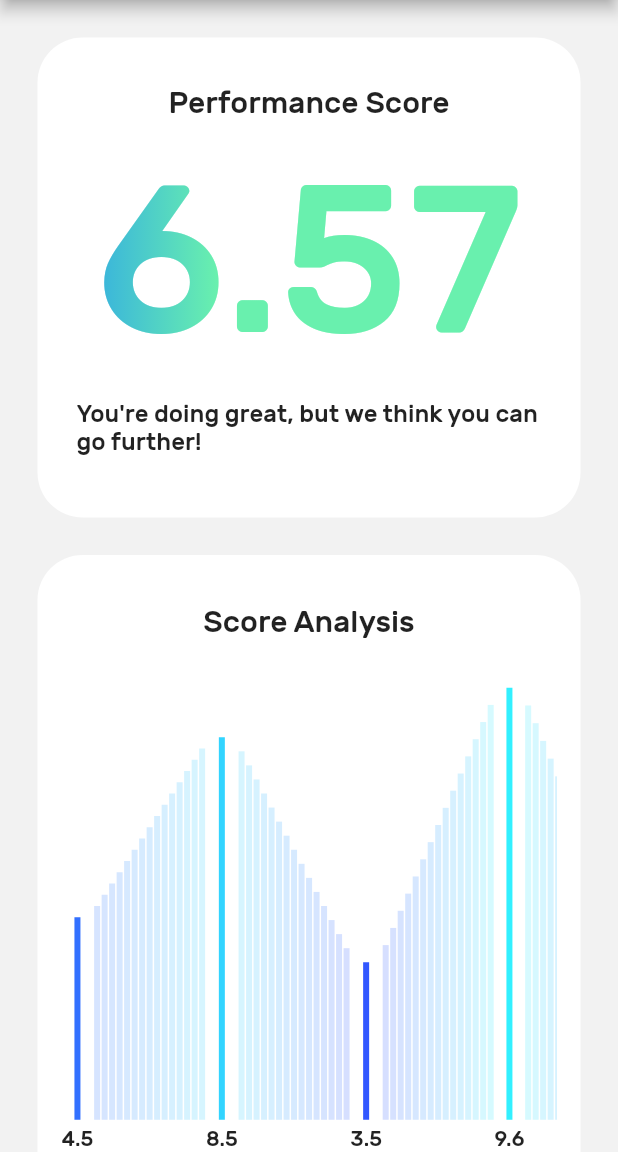
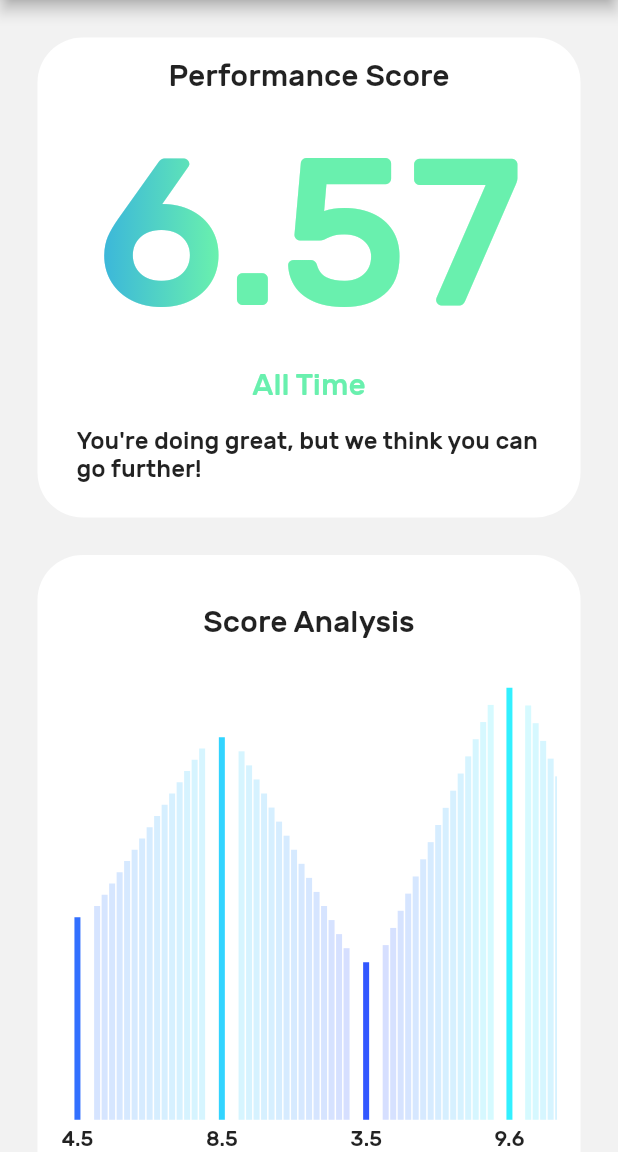
Before and after one commit to Photronium/Math-Solver-App, a Flutter app: the screen it shows after launch, in the side drawer, after a tap on "Dashboard", on a phone screen of 412 x 824 dp, the part 84-1236 px from its top. Run offline on Flutter 3.47's test engine with Material 2 defaults, Android fonts, the phone set to English and light mode, and no system bars; project files that could hold a hidden picture were left out.

Commit message:
1 major change, 2 minor changes
- Performance Score is now a stateful widget
- Performance Score now shows current time range
- Pressing Performance Score now changes time range

```diff
--- a/lib/screen/dashboard/dashboard.dart
+++ b/lib/screen/dashboard/dashboard.dart
@@ -3,22 +3,21 @@ import '../drawer.dart';
 
 const double padding = 25;
 
-class DataReader{
+class DataReader {
   String defaultt = "All Time";
   List<double> allTime = [];
   List<double> lastYear = [];
   List<double> lastMonth = [];
   List<double> lastWeek = [];
 
-
-  void updateScore(){
-    this.allTime = [4.5,8.5,3.5,9.6,3.3,10];
-    this.lastYear = [8.5,3.5,9.6,3.3,10];
-    this.lastMonth = [3.5,9.6,3.3,10];
-    this.lastWeek = [9.6,3.3,10];
+  void updateScore() {
+    this.allTime = [4.5, 8.5, 3.5, 9.6, 3.3, 10];
+    this.lastYear = [8.5, 3.5, 9.6, 3.3, 10];
+    this.lastMonth = [3.5, 9.6, 3.3, 10];
+    this.lastWeek = [9.6, 3.3, 10];
   }
 
-  List<double> getScore(){
+  List<double> getScore() {
     updateScore();
     if (defaultt == "All Time") return allTime;
     if (defaultt == "Last Year") return lastYear;
@@ -26,7 +25,7 @@ class DataReader{
     if (defaultt == "Last Week") return lastWeek;
   }
 
-  List<double> getSpecificScore(String type){
+  List<double> getSpecificScore(String type) {
     updateScore();
     if (type == "All Time") return allTime;
     if (type == "Last Year") return lastYear;
@@ -34,23 +33,26 @@ class DataReader{
     if (type == "Last Week") return lastWeek;
   }
 
-  double getAverage(){
+  double getAverage() {
     List<double> array = getScore();
     return getSpecificAverage(array);
   }
 
-  double getSpecificAverage(List<double> array){
+  double getSpecificAverage(List<double> array) {
     double total = 0;
     for (var i = 0; i < array.length; i++) {
       total += array[i];
     }
-    return total/array.length;
+    return total / array.length;
   }
 
-  void switchMode(){
-    if (defaultt == "All Time") defaultt = "Last Year";
-    else if (defaultt == "Last Year") defaultt = "Last Month";
-    else if (defaultt == "Last Month") defaultt = "Last Week";
+  void switchMode() {
+    if (defaultt == "All Time")
+      defaultt = "Last Year";
+    else if (defaultt == "Last Year")
+      defaultt = "Last Month";
+    else if (defaultt == "Last Month")
+      defaultt = "Last Week";
     else if (defaultt == "Last Week") defaultt = "All Time";
   }
 }
@@ -87,7 +89,15 @@ class _Dashboard extends State<Dashboard> {
   }
 }
 
-class PerformanceScore extends StatelessWidget {
+class PerformanceScore extends StatefulWidget {
+  @override
+  State<StatefulWidget> createState() {
+    // TODO: implement createState
+    return _PerformanceScore();
+  }
+}
+
+class _PerformanceScore extends State<PerformanceScore> {
   DataReader userData = DataReader();
 
   final Shader linearGradient = LinearGradient(
@@ -117,6 +127,14 @@ class PerformanceScore extends StatelessWidget {
                           foreground: Paint()..shader = linearGradient),
                     )),
                 Padding(
+                    padding: EdgeInsets.all(6),
+                    child: Text(
+                      userData.defaultt,
+                      style: TextStyle(
+                          fontSize: 20.0,
+                          foreground: Paint()..shader = linearGradient),
+                    )),
+                Padding(
                   padding: EdgeInsets.all(10),
                   child: Text(
                       "You're doing great, but we think you can go further!",
@@ -124,7 +142,9 @@ class PerformanceScore extends StatelessWidget {
                 ),
               ]),
           onPressed: () {
-            print("Simplex");
+            setState(() {
+              userData.switchMode();
+            });
           },
         ));
   }
@@ -251,7 +271,7 @@ class _PerformanceHistory extends State<PerformanceHistory> {
     calculate();
   }
 
-  void calculate(){
+  void calculate() {
     average = userData.getAverage();
     List<double> oldData = userData.getScore();
     oldData.removeLast();
@@ -358,8 +378,7 @@ class _ScorePredictor extends State<ScorePredictor> {
               children: <Widget>[
                 Padding(
                   padding: EdgeInsets.only(bottom: 20),
-                  child: Text("The Future",
-                      style: TextStyle(fontSize: 20.0)),
+                  child: Text("The Future", style: TextStyle(fontSize: 20.0)),
                 ),
                 Column(
                   children: <Widget>[
```
